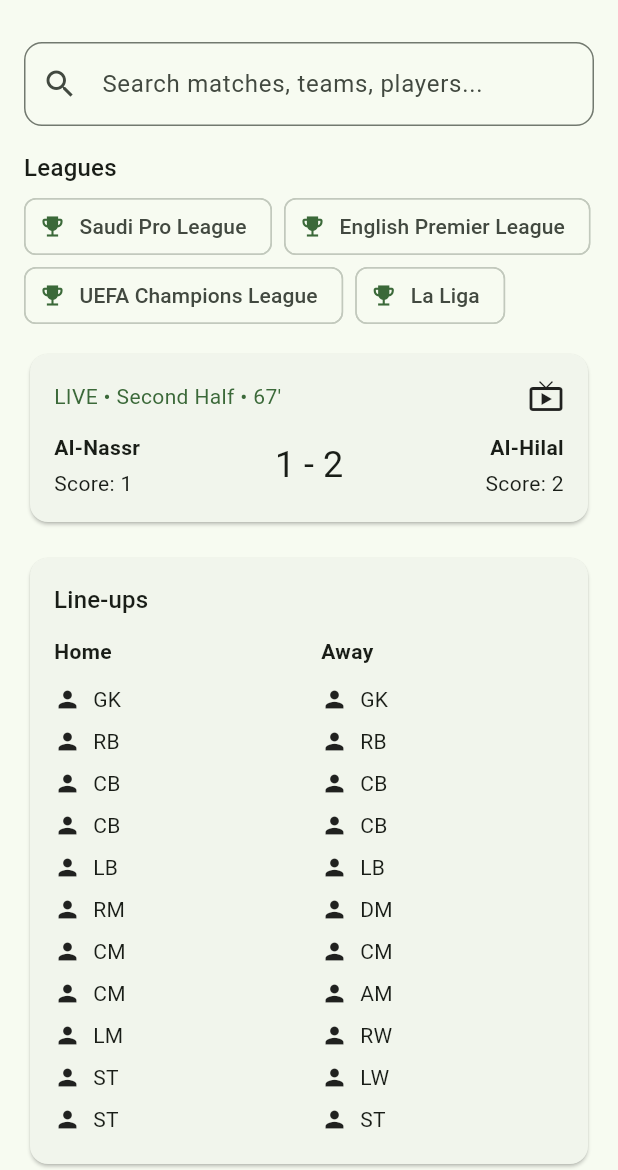
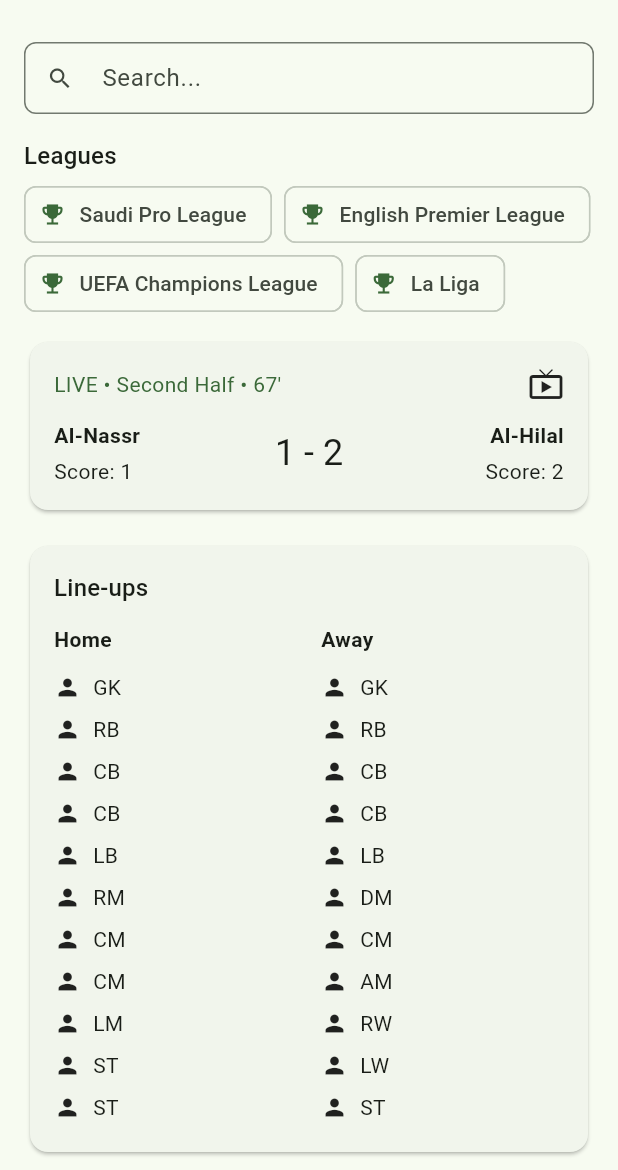
Before and after one commit to aaaa110778-web/top1, a Flutter app: the screen it shows after launch, on a phone screen of 412 x 824 dp, the part 66-1236 px from its top. Run offline on Flutter 3.47's test engine with Material 3 defaults, Android fonts, the phone set to English and light mode, and no system bars.

Commit message:
Update search_bar.dart

```diff
--- a/lib/widgets/search_bar.dart
+++ b/lib/widgets/search_bar.dart
@@ -1,25 +1,16 @@
 import 'package:flutter/material.dart';
 
-class SearchBarWidget extends StatefulWidget {
+class SearchBarWidget extends StatelessWidget {
   const SearchBarWidget({super.key});
-
-  @override
-  State<SearchBarWidget> createState() => _SearchBarWidgetState();
-}
-
-class _SearchBarWidgetState extends State<SearchBarWidget> {
-  final _controller = TextEditingController();
-  String _query = '';
 
   @override
   Widget build(BuildContext context) {
     return TextField(
-      controller: _controller,
-      onChanged: (v) => setState(() => _query = v),
       decoration: InputDecoration(
+        hintText: "Search...",
+        border: OutlineInputBorder(borderRadius: BorderRadius.circular(8)),
         prefixIcon: const Icon(Icons.search),
-        hintText: 'Search matches, teams, players...',
-        border: OutlineInputBorder(borderRadius: BorderRadius.circular(12)),
+        isDense: true,
       ),
     );
   }
```
